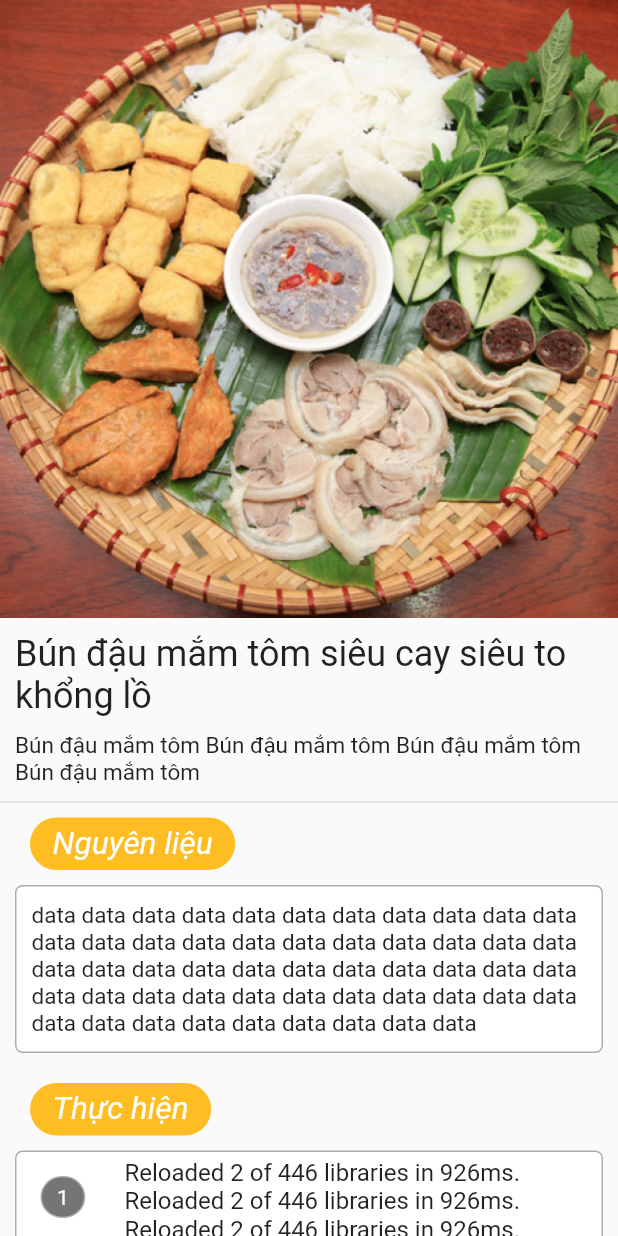
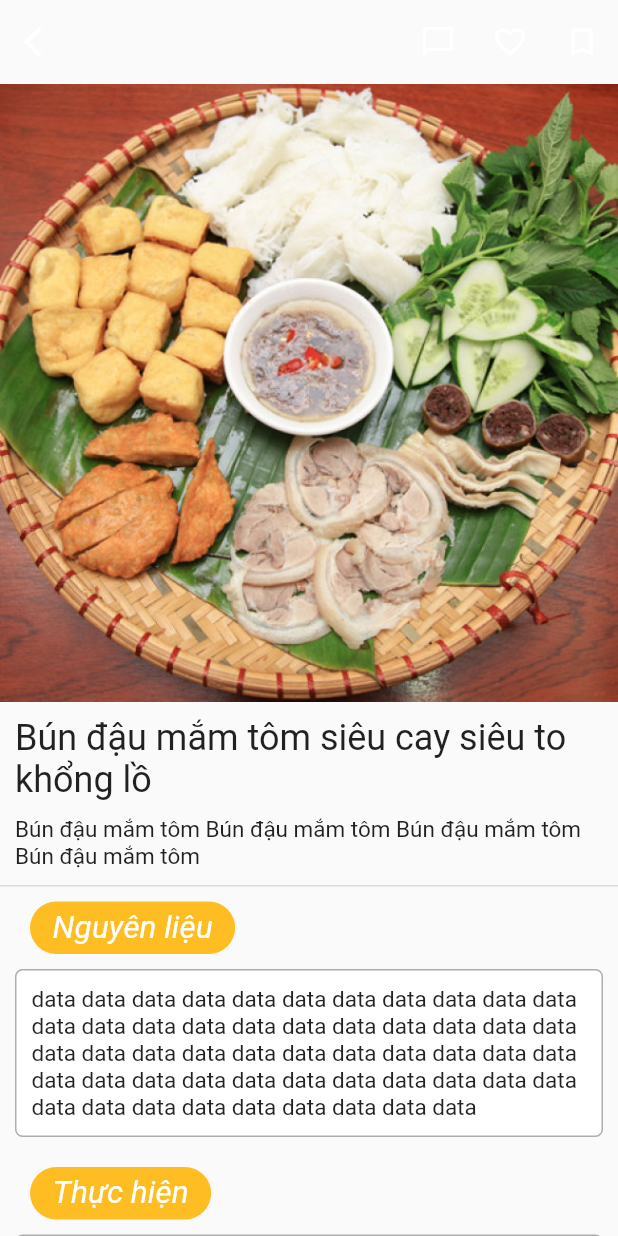
Before and after one commit to baotubi/Angiday, a Flutter app: the screen it shows after launch, on a phone screen of 412 x 824 dp. Run offline on Flutter 3.47's test engine with Material 2 defaults, Android fonts, the phone set to English and light mode, and no system bars.

Commit message:
hoan thanh giao dien

```diff
--- a/lib/chitietmonan.dart
+++ b/lib/chitietmonan.dart
@@ -10,8 +10,30 @@ class ChiTietMonAn extends StatefulWidget {
 class _ChiTietMonAnState extends State<ChiTietMonAn> {
   @override
   Widget build(BuildContext context) {
-    return Scaffold(
-        // appBar: ,
+    return
+        Scaffold(
+            appBar: AppBar(
+              backgroundColor: Colors.transparent,
+              elevation: 0.0,
+              leading: IconButton(
+                icon: Icon(Icons.arrow_back_ios),
+                onPressed: () {},
+              ),
+              actions: <Widget>[
+                IconButton(
+                  icon: Icon(Icons.chat_bubble_outline),
+                  onPressed: () {},
+                ),
+                IconButton(
+                  icon: Icon(Icons.favorite_border),
+                  onPressed: () {},
+                ),
+                IconButton(
+                  icon: Icon(Icons.bookmark_border),
+                  onPressed: () {},
+                ),
+              ],
+            ),
             body: SingleChildScrollView(
               child: Center(
                 child: Container(
@@ -33,8 +55,8 @@ class _ChiTietMonAnState extends State<ChiTietMonAn> {
                       Container(
                         decoration: BoxDecoration(
                           border: Border(
-                      bottom:
-                          BorderSide(color: Theme.of(context).dividerColor)),
+                              bottom: BorderSide(
+                                  color: Theme.of(context).dividerColor)),
                         ),
                         padding: EdgeInsets.fromLTRB(10, 0, 10, 10),
                         alignment: AlignmentDirectional.topStart,
@@ -102,35 +124,7 @@ class _ChiTietMonAnState extends State<ChiTietMonAn> {
                           padding: EdgeInsets.all(0),
                           shrinkWrap: true,
                           children: <Widget>[
-
                             //Container chứa 1 bước
-                    Container(
-                      margin: EdgeInsets.only(bottom: 10),
-                      decoration: BoxDecoration(
-                          color: Colors.white,
-                          border: Border.all(color: Color(0xffadadad)),
-                          borderRadius: BorderRadius.circular(5)),
-                      child: ListTile(
-                        leading: Container(
-                          padding: EdgeInsets.fromLTRB(10, 5, 10, 5),
-                          decoration: BoxDecoration(
-                              color: Colors.black54,
-                              border: Border.all(color: Color(0xffadadad)),
-                              borderRadius: BorderRadius.circular(50)),
-                          child: Text(
-                            '1',
-                            style: TextStyle(
-                              color: Colors.white,
-                            ),
-                          ),
-                        ),
-                        title: Text('Reloaded 2 of 446 libraries in 926ms. Reloaded 2 of 446 libraries in 926ms. Reloaded 2 of 446 libraries in 926ms. Reloaded 2 of 446 libraries in 926ms. Reloaded 2 of 446 libraries in 926ms.'),
-                      ),
-                    ),
-
-
-
-
                             Container(
                               margin: EdgeInsets.only(bottom: 10),
                               decoration: BoxDecoration(
@@ -142,22 +136,20 @@ class _ChiTietMonAnState extends State<ChiTietMonAn> {
                                   padding: EdgeInsets.all(5),
                                   decoration: BoxDecoration(
                                       color: Colors.black54,
-                              border: Border.all(color: Color(0xffadadad)),
+                                      border:
+                                          Border.all(color: Color(0xffadadad)),
                                       borderRadius: BorderRadius.circular(5)),
                                   child: Text(
-                            'Bước 2',
+                                    'Bước 1',
                                     style: TextStyle(
                                       color: Colors.white,
                                     ),
                                   ),
                                 ),
-                        title: Text('Reloaded 2 of 446 libraries in 926ms.'),
+                                title: Text(
+                                    'Reloaded 2 of 446 libraries in 926ms.'),
                               ),
-                    )
-
-
-
-
+                            ),
                           ],
                         ),
                       ),
--- a/lib/main.dart
+++ b/lib/main.dart
@@ -3,6 +3,7 @@ import 'package:flutter/widgets.dart';
 import 'package:food_management/batdau.dart';
 import 'package:food_management/chitietmonan.dart';
 import 'package:food_management/danhsachmonan.dart';
+import 'package:food_management/test.dart';
 
 void main() => runApp(MyApp());
 
@@ -10,6 +11,7 @@ class MyApp extends StatelessWidget {
   @override
   Widget build(BuildContext context) {
     return MaterialApp(
+      // home: testt(),
       home: ChiTietMonAn()
       // home: DanhSachMonAn()
       // home: BatDau()
```
Also changed, not shown: lib/test.dart (added, +181 -0 lines). Lines whose indentation alone changed are shown as unchanged.
